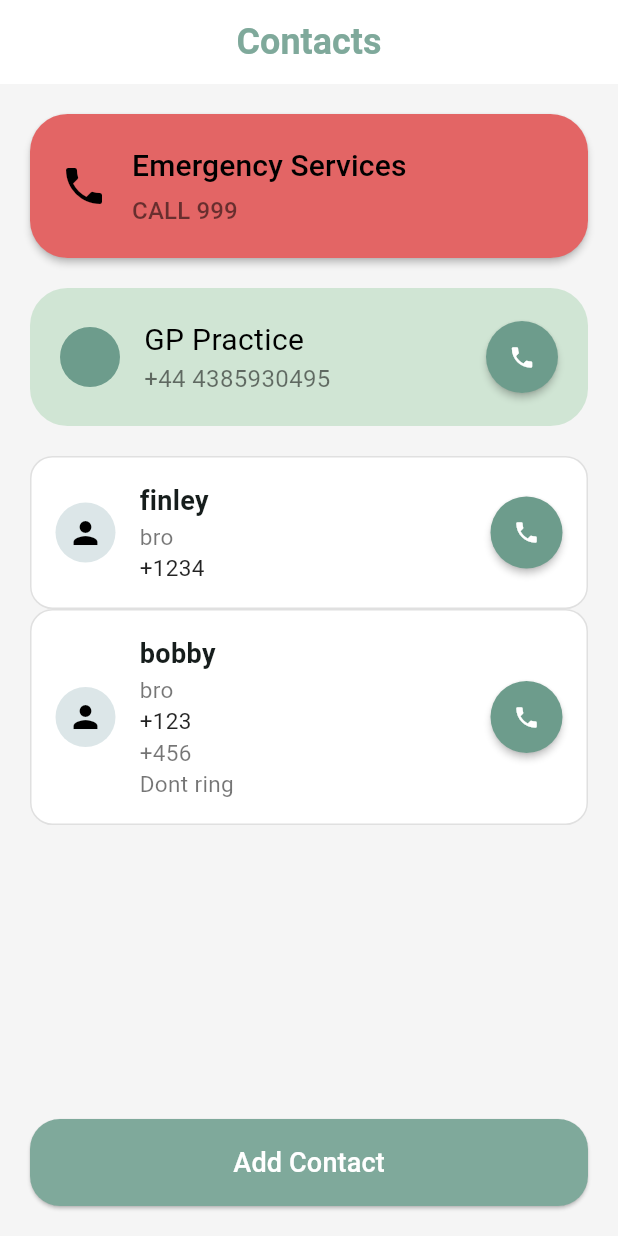
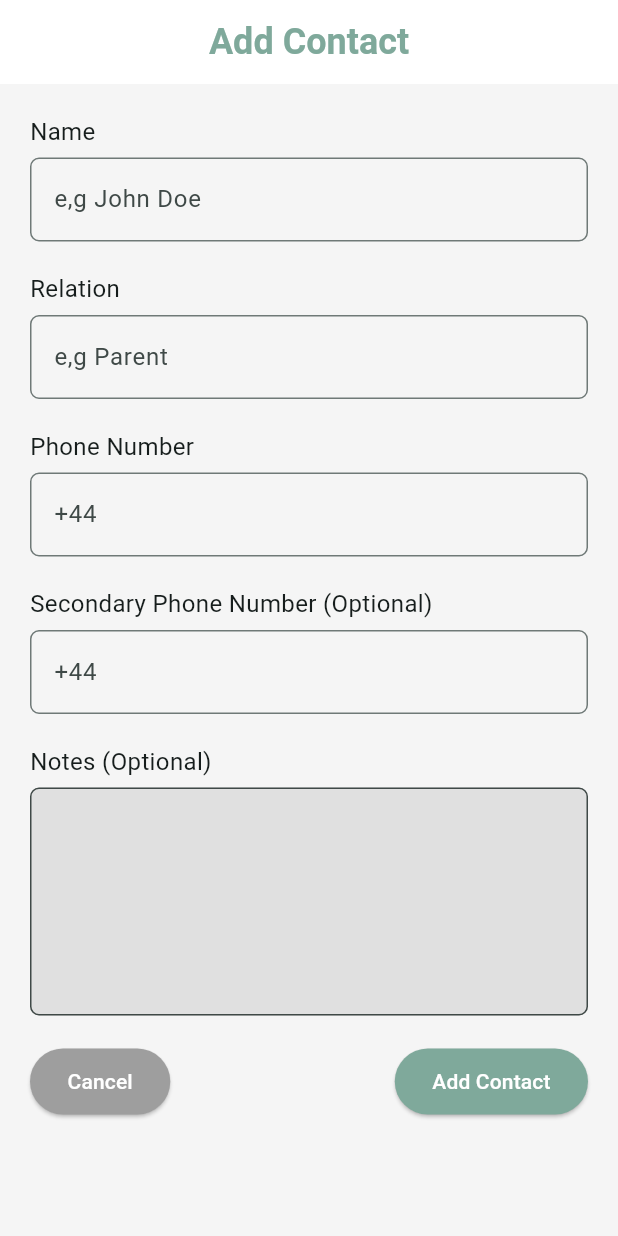
Before and after one commit to FinleyConway/prototype_project, a Flutter app: the screen it shows after launch, after a tap on "Add Contact", on a phone screen of 412 x 824 dp. Run offline on Flutter 3.47's test engine with Material 3 defaults, Android fonts, the light colour scheme and no system bars; our stand-ins replace sqflite_common_ffi, table_calendar; missing offline and left inert: window_size; accounts and stored records are empty.

Commit message:
Implemented a create contact page ui

```diff
--- a/lib/pages/contact_page.dart
+++ b/lib/pages/contact_page.dart
@@ -1,4 +1,5 @@
 import 'package:flutter/material.dart';
+import 'package:prototype_project/pages/create_contact_page.dart';
 
 class MyContactPage extends StatefulWidget {
   const MyContactPage({super.key});
@@ -246,7 +247,7 @@ class _MyContactPageState extends State<MyContactPage> {
     return SizedBox(
       width: double.infinity,
       child: ElevatedButton(
-        onPressed: () {}, // TODO: go to create contact page
+        onPressed: _naviageteToCreateContact,
         style: ElevatedButton.styleFrom(
           padding: const EdgeInsets.symmetric(vertical: 16),
           shape: RoundedRectangleBorder(
@@ -260,6 +261,15 @@ class _MyContactPageState extends State<MyContactPage> {
         ),
       ),
     );
+  }
+
+  void _naviageteToCreateContact() {
+    Navigator.push(
+      context,
+      MaterialPageRoute(builder: (context) => MyCreateContactPage()),
+    ).then((_) {
+      _loadContacts();
+    });
   }
 
   void _loadContacts() async {
--- /dev/null
+++ b/lib/pages/create_contact_page.dart
@@ -0,0 +1,167 @@
+import 'package:flutter/material.dart';
+
+class MyCreateContactPage extends StatefulWidget {
+  const MyCreateContactPage({super.key});
+
+  @override
+  State<MyCreateContactPage> createState() => _MyCreateContactPageState();
+}
+
+class _MyCreateContactPageState extends State<MyCreateContactPage> {
+  final _formKey = GlobalKey<FormState>();
+
+  final _nameController = TextEditingController();
+  final _relationController = TextEditingController();
+  final _phoneController = TextEditingController();
+  final _secondaryPhoneController = TextEditingController();
+  final _notesController = TextEditingController();
+
+  @override
+  void dispose() {
+    _nameController.dispose();
+    _relationController.dispose();
+    _phoneController.dispose();
+    _secondaryPhoneController.dispose();
+    _notesController.dispose();
+    super.dispose();
+  }
+
+  @override
+  Widget build(BuildContext context) {
+    return Scaffold(
+      backgroundColor: const Color(0xFFF5F5F5),
+      appBar: _createAppBar(),
+      body: Padding(
+        padding: const EdgeInsets.all(20),
+        child: Form(
+          key: _formKey,
+          child: ListView(
+            children: [
+              _createTextBox("Name", "e,g John Doe", _nameController, "Please enter a name", false),
+              const SizedBox(height: 20),
+              _createTextBox("Relation", "e,g Parent", _relationController, "Please enter a relation", false),
+              const SizedBox(height: 20),
+              _createTextBox("Phone Number", "+44", _phoneController, "Please enter a phone number", false),
+              const SizedBox(height: 20),
+              _createTextBox("Secondary Phone Number (Optional)", "+44", _secondaryPhoneController, "", true),
+              const SizedBox(height: 20),
+              _createParagraphBox("Notes (Optional)", "+44", _notesController),
+              const SizedBox(height: 20),
+              _createNavigationButtons(),
+            ],
+          ),
+        ),
+      ),
+    );
+  }
+
+  AppBar _createAppBar() {
+    return AppBar(
+      backgroundColor: Colors.white,
+      elevation: 0,
+      automaticallyImplyLeading: false, // Hide back button
+      title: const Text(
+        "Add Contact",
+        style: TextStyle(
+          color: Color(0xFF7FA99B),
+          fontSize: 24,
+          fontWeight: FontWeight.w600,
+        ),
+      ),
+      centerTitle: true,
+    );
+  }
+
+  Widget _createTextBox(
+    String name,
+    String hint,
+    TextEditingController controller,
+    String error,
+    bool optional,
+  ) {
+    return Column(
+      crossAxisAlignment: CrossAxisAlignment.start,
+      children: [
+        Text(name, style: TextStyle(fontSize: 16)),
+        const SizedBox(height: 6),
+        TextFormField(
+          controller: controller,
+          decoration: InputDecoration(
+            hintText: hint,
+            border: OutlineInputBorder(borderRadius: BorderRadius.circular(6)),
+          ),
+          validator: (value) {
+            if (optional) return null;
+
+            if (value == null || value.trim().isEmpty) {
+              return error;
+            }
+            return null;
+          },
+        ),
+      ],
+    );
+  }
+
+  Widget _createParagraphBox(
+    String name,
+    String hint,
+    TextEditingController controller,
+  ) {
+    return Column(
+      crossAxisAlignment: CrossAxisAlignment.start,
+      children: [
+        Text(name, style: TextStyle(fontSize: 16)),
+        const SizedBox(height: 6),
+        TextFormField(
+          controller: controller,
+          maxLines: 5,
+          decoration: InputDecoration(
+            fillColor: Colors.grey[300],
+            filled: true,
+            border: OutlineInputBorder(borderRadius: BorderRadius.circular(6)),
+          ),
+        ),
+      ],
+    );
+  }
+
+  Widget _createNavigationButtons() {
+    return Row(
+      mainAxisAlignment: MainAxisAlignment.spaceBetween,
+      children: [
+        ElevatedButton(
+          onPressed: _naviageteBack,
+          style: ElevatedButton.styleFrom(
+            backgroundColor: Colors.grey,
+            padding: const EdgeInsets.symmetric(horizontal: 25, vertical: 12),
+          ),
+          child: const Text('Cancel', style: TextStyle(color: Colors.white)),
+        ),
+        ElevatedButton(
+          onPressed: _navigateBackCreated,
+          style: ElevatedButton.styleFrom(
+            backgroundColor: Color(0xFF7FA99B),
+            padding: const EdgeInsets.symmetric(horizontal: 25, vertical: 12),
+          ),
+          child: const Text(
+            'Add Contact',
+            style: TextStyle(color: Colors.white),
+          ),
+        ),
+      ],
+    );
+  }
+
+  void _naviageteBack() {
+    Navigator.of(context).pop();
+  }
+
+  void _navigateBackCreated() {
+    if (_formKey.currentState!.validate()) {
+      // do backend stuff
+
+      _naviageteBack();
+    }
+  }
+}
```
